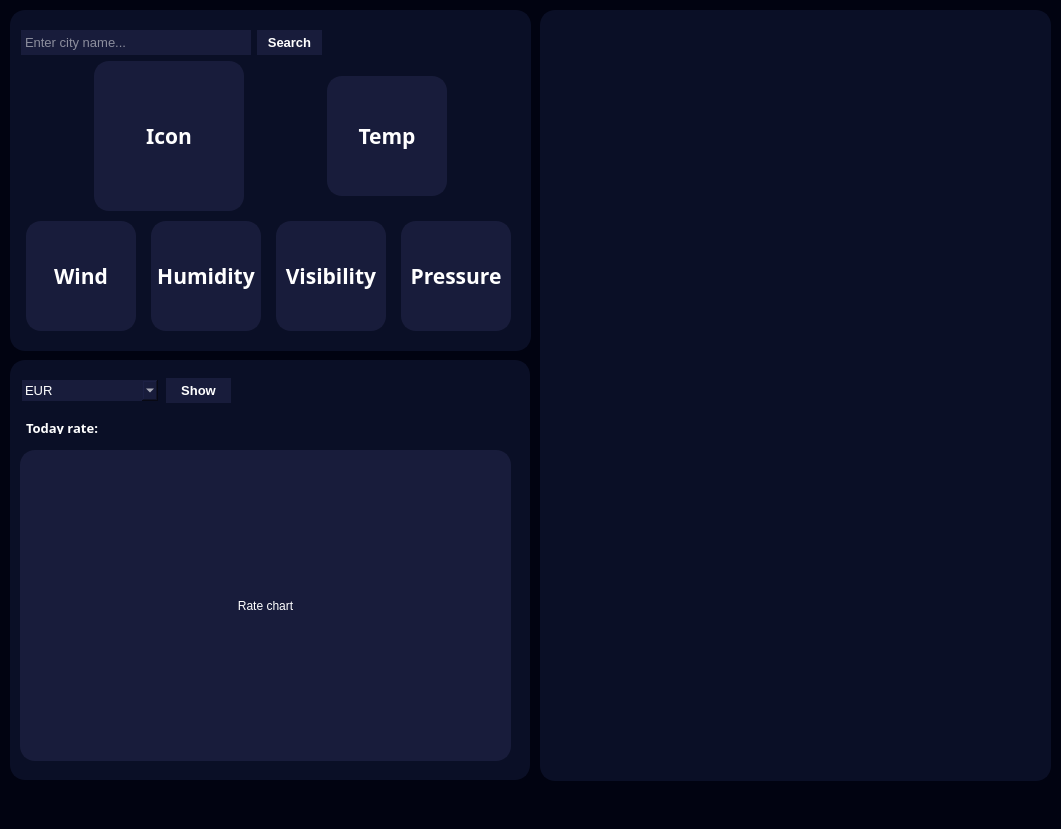
Qt form gui_design_v2.ui (Undekon/Personal-Data-Dashboard) before a commit.
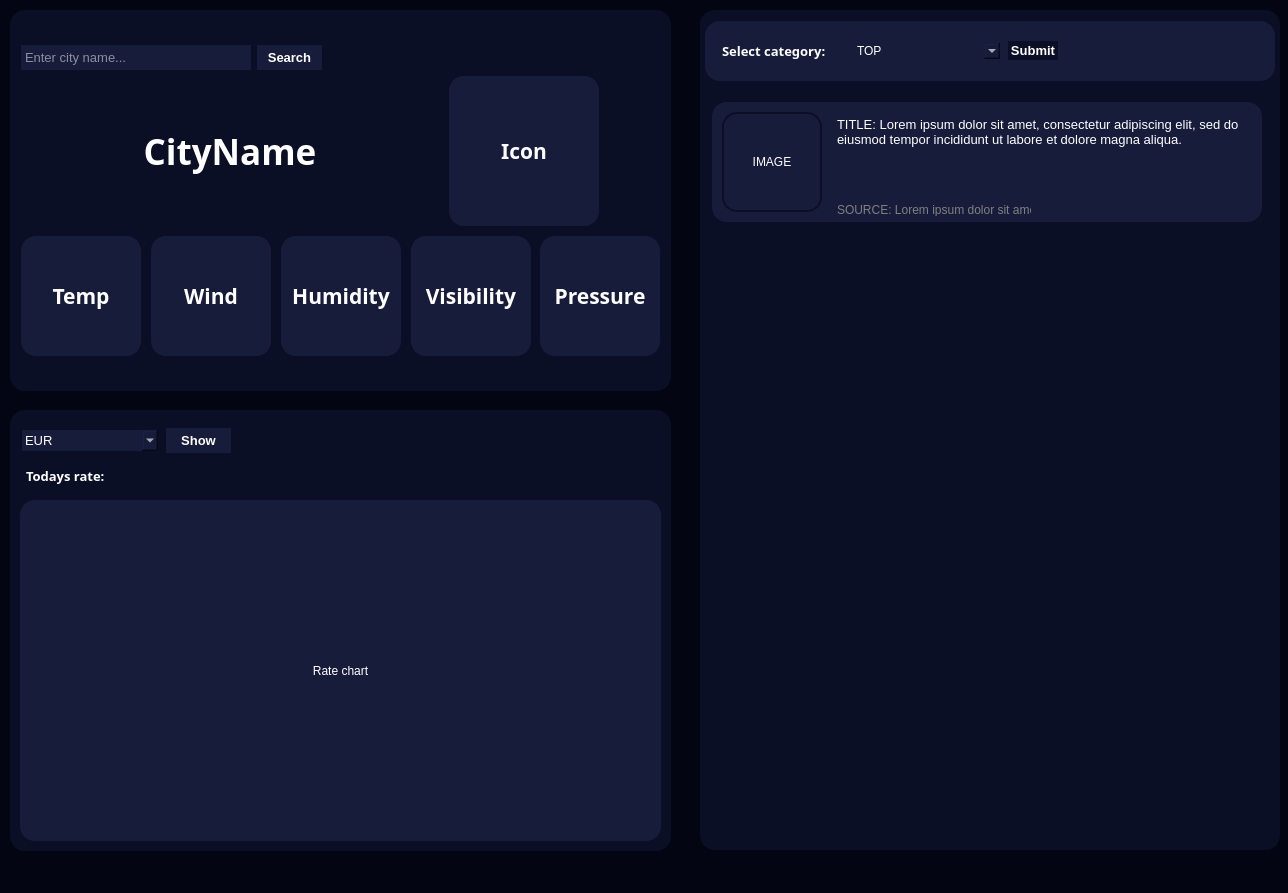
The same form after that commit.

Diff of the .ui file:
```diff
--- a/gui_design_v2.ui
+++ b/gui_design_v2.ui
@@ -6,15 +6,15 @@
    <rect>
     <x>0</x>
     <y>0</y>
-    <width>1061</width>
-    <height>829</height>
+    <width>1288</width>
+    <height>893</height>
    </rect>
   </property>
   <property name="windowTitle">
    <string>MainWindow</string>
   </property>
   <property name="styleSheet">
-   <string notr="true">background-color: #010311;</string>
+   <string notr="true">background-color: #030612;</string>
   </property>
   <widget class="QWidget" name="centralwidget">
    <widget class="QFrame" name="weatherFrame">
@@ -22,8 +22,8 @@
      <rect>
       <x>10</x>
       <y>10</y>
-      <width>521</width>
-      <height>341</height>
+      <width>661</width>
+      <height>381</height>
      </rect>
     </property>
     <property name="layoutDirection">
@@ -113,7 +113,7 @@
           </widget>
          </item>
          <item>
-          <spacer name="horizontalSpacer">
+          <spacer name="newsHorizontalSpacer">
            <property name="orientation">
             <enum>Qt::Horizontal</enum>
            </property>
@@ -134,8 +134,42 @@
          </property>
          <item>
           <layout class="QHBoxLayout" name="weatherToday">
+           <item>
+            <widget class="QLabel" name="weatherCityName">
+             <property name="maximumSize">
+              <size>
+               <width>300</width>
+               <height>16777215</height>
+              </size>
+             </property>
+             <property name="font">
+              <font>
+               <family>Arial Black</family>
+               <pointsize>26</pointsize>
+               <weight>75</weight>
+               <bold>true</bold>
+              </font>
+             </property>
+             <property name="styleSheet">
+              <string notr="true">color:white;
+</string>
+             </property>
+             <property name="text">
+              <string>CityName</string>
+             </property>
+             <property name="alignment">
+              <set>Qt::AlignCenter</set>
+             </property>
+            </widget>
+           </item>
            <item>
             <widget class="QLabel" name="weatherTodayIcon">
+             <property name="sizePolicy">
+              <sizepolicy hsizetype="Expanding" vsizetype="Expanding">
+               <horstretch>0</horstretch>
+               <verstretch>0</verstretch>
+              </sizepolicy>
+             </property>
              <property name="minimumSize">
               <size>
                <width>150</width>
@@ -170,42 +204,6 @@
              </property>
             </widget>
            </item>
-           <item>
-            <widget class="QLabel" name="weatherTodayTemp">
-             <property name="minimumSize">
-              <size>
-               <width>120</width>
-               <height>120</height>
-              </size>
-             </property>
-             <property name="maximumSize">
-              <size>
-               <width>120</width>
-               <height>120</height>
-              </size>
-             </property>
-             <property name="font">
-              <font>
-               <family>Arial Black</family>
-               <pointsize>16</pointsize>
-               <weight>75</weight>
-               <bold>true</bold>
-              </font>
-             </property>
-             <property name="styleSheet">
-              <string notr="true">background-color:#181C3B;
-color: white;
-border: 2px solid #181C3B;
-border-radius: 15px;</string>
-             </property>
-             <property name="text">
-              <string>Temp</string>
-             </property>
-             <property name="alignment">
-              <set>Qt::AlignCenter</set>
-             </property>
-            </widget>
-           </item>
           </layout>
          </item>
          <item>
@@ -214,53 +212,17 @@
             <number>10</number>
            </property>
            <item row="0" column="2">
-            <widget class="QLabel" name="weatherTodayVisibility">
-             <property name="minimumSize">
-              <size>
-               <width>110</width>
-               <height>110</height>
-              </size>
-             </property>
-             <property name="maximumSize">
-              <size>
-               <width>110</width>
-               <height>110</height>
-              </size>
-             </property>
-             <property name="font">
-              <font>
-               <family>Arial Black</family>
-               <pointsize>16</pointsize>
-               <weight>75</weight>
-               <bold>true</bold>
-              </font>
-             </property>
-             <property name="styleSheet">
-              <string notr="true">background-color:#181C3B;
-color: white;
-border: 2px solid #181C3B;
-border-radius: 15px;</string>
-             </property>
-             <property name="text">
-              <string>Visibility</string>
-             </property>
-             <property name="alignment">
-              <set>Qt::AlignCenter</set>
-             </property>
-            </widget>
-           </item>
-           <item row="0" column="0">
             <widget class="QLabel" name="weatherTodayWind">
              <property name="minimumSize">
               <size>
-               <width>110</width>
-               <height>110</height>
+               <width>120</width>
+               <height>120</height>
               </size>
              </property>
              <property name="maximumSize">
               <size>
-               <width>110</width>
-               <height>110</height>
+               <width>120</width>
+               <height>120</height>
               </size>
              </property>
              <property name="font">
@@ -285,18 +247,18 @@
              </property>
             </widget>
            </item>
-           <item row="0" column="1">
-            <widget class="QLabel" name="weatherTodayHumidity">
+           <item row="0" column="4">
+            <widget class="QLabel" name="weatherTodayVisibility">
              <property name="minimumSize">
               <size>
-               <width>110</width>
-               <height>110</height>
+               <width>120</width>
+               <height>120</height>
               </size>
              </property>
              <property name="maximumSize">
               <size>
-               <width>110</width>
-               <height>110</height>
+               <width>120</width>
+               <height>120</height>
               </size>
              </property>
              <property name="font">
@@ -314,25 +276,25 @@
 border-radius: 15px;</string>
              </property>
              <property name="text">
-              <string>Humidity</string>
+              <string>Visibility</string>
              </property>
              <property name="alignment">
               <set>Qt::AlignCenter</set>
              </property>
             </widget>
            </item>
-           <item row="0" column="3">
+           <item row="0" column="5">
             <widget class="QLabel" name="weatherTodayPressure">
              <property name="minimumSize">
               <size>
-               <width>110</width>
-               <height>110</height>
+               <width>120</width>
+               <height>120</height>
               </size>
              </property>
              <property name="maximumSize">
               <size>
-               <width>110</width>
-               <height>110</height>
+               <width>120</width>
+               <height>120</height>
               </size>
              </property>
              <property name="font">
@@ -357,6 +319,91 @@
              </property>
             </widget>
            </item>
+           <item row="0" column="3">
+            <widget class="QLabel" name="weatherTodayHumidity">
+             <property name="minimumSize">
+              <size>
+               <width>120</width>
+               <height>120</height>
+              </size>
+             </property>
+             <property name="maximumSize">
+              <size>
+               <width>120</width>
+               <height>120</height>
+              </size>
+             </property>
+             <property name="font">
+              <font>
+               <family>Arial Black</family>
+               <pointsize>16</pointsize>
+               <weight>75</weight>
+               <bold>true</bold>
+              </font>
+             </property>
+             <property name="styleSheet">
+              <string notr="true">background-color:#181C3B;
+color: white;
+border: 2px solid #181C3B;
+border-radius: 15px;</string>
+             </property>
+             <property name="text">
+              <string>Humidity</string>
+             </property>
+             <property name="alignment">
+              <set>Qt::AlignCenter</set>
+             </property>
+            </widget>
+           </item>
+           <item row="0" column="1">
+            <widget class="QLabel" name="weatherTodayTemp">
+             <property name="minimumSize">
+              <size>
+               <width>120</width>
+               <height>120</height>
+              </size>
+             </property>
+             <property name="maximumSize">
+              <size>
+               <width>120</width>
+               <height>120</height>
+              </size>
+             </property>
+             <property name="font">
+              <font>
+               <family>Arial Black</family>
+               <pointsize>16</pointsize>
+               <weight>75</weight>
+               <bold>true</bold>
+              </font>
+             </property>
+             <property name="styleSheet">
+              <string notr="true">background-color:#181C3B;
+color: white;
+border: 2px solid #181C3B;
+border-radius: 15px;</string>
+             </property>
+             <property name="text">
+              <string>Temp</string>
+             </property>
+             <property name="alignment">
+              <set>Qt::AlignCenter</set>
+             </property>
+            </widget>
+           </item>
+           <item row="0" column="6">
+            <spacer name="horizontalSpacer">
+             <property name="orientation">
+              <enum>Qt::Horizontal</enum>
+             </property>
+             <property name="sizeHint" stdset="0">
+              <size>
+               <width>40</width>
+               <height>20</height>
+              </size>
+             </property>
+            </spacer>
+           </item>
           </layout>
          </item>
         </layout>
@@ -365,28 +412,13 @@
      </item>
     </layout>
    </widget>
-   <widget class="QListView" name="newsFrame">
-    <property name="geometry">
-     <rect>
-      <x>540</x>
-      <y>10</y>
-      <width>511</width>
-      <height>771</height>
-     </rect>
-    </property>
-    <property name="styleSheet">
-     <string notr="true">border: 2px solid #0A0F26;
-border-radius: 15px;
-background-color: #0A0F26;</string>
-    </property>
-   </widget>
-   <widget class="QFrame" name="frame">
+   <widget class="QFrame" name="exchangeFrame">
     <property name="geometry">
      <rect>
       <x>10</x>
-      <y>360</y>
-      <width>520</width>
-      <height>420</height>
+      <y>410</y>
+      <width>661</width>
+      <height>441</height>
      </rect>
     </property>
     <property name="styleSheet">
@@ -404,9 +436,9 @@
      <property name="geometry">
       <rect>
        <x>10</x>
-       <y>60</y>
+       <y>50</y>
        <width>311</width>
-       <height>16</height>
+       <height>31</height>
       </rect>
      </property>
      <property name="font">
@@ -423,7 +455,7 @@
 </string>
      </property>
      <property name="text">
-      <string>Today rate:</string>
+      <string>Todays rate:</string>
      </property>
     </widget>
     <widget class="QLabel" name="exchangeCurrChartExch">
@@ -431,8 +463,8 @@
       <rect>
        <x>10</x>
        <y>90</y>
-       <width>491</width>
-       <height>311</height>
+       <width>641</width>
+       <height>341</height>
       </rect>
      </property>
      <property name="styleSheet">
@@ -571,6 +603,364 @@
      </layout>
     </widget>
    </widget>
+   <widget class="QFrame" name="newsFrame">
+    <property name="geometry">
+     <rect>
+      <x>700</x>
+      <y>10</y>
+      <width>580</width>
+      <height>840</height>
+     </rect>
+    </property>
+    <property name="minimumSize">
+     <size>
+      <width>580</width>
+      <height>840</height>
+     </size>
+    </property>
+    <property name="styleSheet">
+     <string notr="true">border: 2px solid #0A0F26;
+border-radius: 15px;
+background-color: #0A0F26;</string>
+    </property>
+    <property name="frameShape">
+     <enum>QFrame::StyledPanel</enum>
+    </property>
+    <property name="frameShadow">
+     <enum>QFrame::Raised</enum>
+    </property>
+    <widget class="QFrame" name="newsPanel">
+     <property name="geometry">
+      <rect>
+       <x>5</x>
+       <y>11</y>
+       <width>570</width>
+       <height>60</height>
+      </rect>
+     </property>
+     <property name="minimumSize">
+      <size>
+       <width>570</width>
+       <height>60</height>
+      </size>
+     </property>
+     <property name="maximumSize">
+      <size>
+       <width>570</width>
+       <height>60</height>
+      </size>
+     </property>
+     <property name="styleSheet">
+      <string notr="true">border: 2px solid #181C3B;
+border-radius: 15px;
+background-color: #181C3B;</string>
+     </property>
+     <property name="frameShape">
+      <enum>QFrame::StyledPanel</enum>
+     </property>
+     <property name="frameShadow">
+      <enum>QFrame::Raised</enum>
+     </property>
+     <layout class="QHBoxLayout" name="horizontalLayout_4">
+      <item>
+       <layout class="QHBoxLayout" name="newsHorizontalLayout_top">
+        <item>
+         <widget class="QLabel" name="newsSelectLabel">
+          <property name="minimumSize">
+           <size>
+            <width>130</width>
+            <height>30</height>
+           </size>
+          </property>
+          <property name="maximumSize">
+           <size>
+            <width>130</width>
+            <height>30</height>
+           </size>
+          </property>
+          <property name="font">
+           <font>
+            <family>Arial Black</family>
+            <pointsize>10</pointsize>
+            <weight>75</weight>
+            <bold>true</bold>
+           </font>
+          </property>
+          <property name="styleSheet">
+           <string notr="true">color: white;</string>
+          </property>
+          <property name="text">
+           <string>Select category: </string>
+          </property>
+         </widget>
+        </item>
+        <item>
+         <widget class="QComboBox" name="newsCategoryInput">
+          <property name="minimumSize">
+           <size>
+            <width>150</width>
+            <height>20</height>
+           </size>
+          </property>
+          <property name="maximumSize">
+           <size>
+            <width>150</width>
+            <height>20</height>
+           </size>
+          </property>
+          <property name="styleSheet">
+           <string notr="true">QComboBox {
+    color: white;                /* Kolor tekstu wyświetlanego w polu */
+    background-color: #181C3B;
+}
+
+QComboBox QListView {
+    background-color: #181C3B;   /* Tło rozwijanej listy */
+    color: white;              /* Kolor tekstu dla wszystkich elementów */
+    selection-background-color: #cce5ff;
+    selection-color: black;     /* Kolor zaznaczonego elementu */
+}
+</string>
+          </property>
+          <item>
+           <property name="text">
+            <string>TOP</string>
+           </property>
+          </item>
+          <item>
+           <property name="text">
+            <string>SPORTS</string>
+           </property>
+          </item>
+          <item>
+           <property name="text">
+            <string>WORLD</string>
+           </property>
+          </item>
+          <item>
+           <property name="text">
+            <string>TECHNOLOGY</string>
+           </property>
+          </item>
+          <item>
+           <property name="text">
+            <string>SCIENCE</string>
+           </property>
+          </item>
+          <item>
+           <property name="text">
+            <string>ENTERTAINMENT</string>
+           </property>
+          </item>
+          <item>
+           <property name="text">
+            <string>FOOD</string>
+           </property>
+          </item>
+          <item>
+           <property name="text">
+            <string>POLITICS</string>
+           </property>
+          </item>
+          <item>
+           <property name="text">
+            <string>FASHION</string>
+           </property>
+          </item>
+         </widget>
+        </item>
+        <item>
+         <widget class="QPushButton" name="newsSubmitBtn">
+          <property name="font">
+           <font>
+            <family>Arial</family>
+            <pointsize>10</pointsize>
+            <weight>75</weight>
+            <bold>true</bold>
+           </font>
+          </property>
+          <property name="styleSheet">
+           <string notr="true">background-color:#0A0F26;
+color: white;
+border: 2px solid #0A0F26;
+border-radius: 15px;</string>
+          </property>
+          <property name="text">
+           <string>Submit</string>
+          </property>
+         </widget>
+        </item>
+        <item>
+         <spacer name="newsHorizontalSpacer_top">
+          <property name="orientation">
+           <enum>Qt::Horizontal</enum>
+          </property>
+          <property name="sizeHint" stdset="0">
+           <size>
+            <width>40</width>
+            <height>20</height>
+           </size>
+          </property>
+         </spacer>
+        </item>
+       </layout>
+      </item>
+     </layout>
+    </widget>
+    <widget class="QWidget" name="verticalLayoutWidget">
+     <property name="geometry">
+      <rect>
+       <x>0</x>
+       <y>80</y>
+       <width>581</width>
+       <height>751</height>
+      </rect>
+     </property>
+     <layout class="QVBoxLayout" name="newsVerticalLayoutArticles">
+      <item>
+       <widget class="QScrollArea" name="newsScrollArea">
+        <property name="horizontalScrollBarPolicy">
+         <enum>Qt::ScrollBarAlwaysOff</enum>
+        </property>
+        <property name="sizeAdjustPolicy">
+         <enum>QAbstractScrollArea::AdjustIgnored</enum>
+        </property>
+        <property name="widgetResizable">
+         <bool>true</bool>
+        </property>
+        <property name="alignment">
+         <set>Qt::AlignCenter</set>
+        </property>
+        <widget class="QWidget" name="newsScrollAreaWidgetContents">
+         <property name="geometry">
+          <rect>
+           <x>0</x>
+           <y>0</y>
+           <width>575</width>
+           <height>745</height>
+          </rect>
+         </property>
+         <widget class="QFrame" name="newsArticleFrameTemplate">
+          <property name="geometry">
+           <rect>
+            <x>10</x>
+            <y>10</y>
+            <width>550</width>
+            <height>120</height>
+           </rect>
+          </property>
+          <property name="minimumSize">
+           <size>
+            <width>480</width>
+            <height>120</height>
+           </size>
+          </property>
+          <property name="maximumSize">
+           <size>
+            <width>550</width>
+            <height>120</height>
+           </size>
+          </property>
+          <property name="styleSheet">
+           <string notr="true">border: 2px solid #181C3B;
+border-radius: 15px;
+background-color: #181C3B;</string>
+          </property>
+          <property name="frameShape">
+           <enum>QFrame::StyledPanel</enum>
+          </property>
+          <property name="frameShadow">
+           <enum>QFrame::Raised</enum>
+          </property>
+          <widget class="QLabel" name="newsArticleImage">
+           <property name="geometry">
+            <rect>
+             <x>10</x>
+             <y>10</y>
+             <width>100</width>
+             <height>100</height>
+            </rect>
+           </property>
+           <property name="styleSheet">
+            <string notr="true">border: 2px solid #0A0F26;
+border-radius: 15px;
+background-color: #181C3B;
+color: white;
+font: 10pt &quot;Arial&quot;;</string>
+           </property>
+           <property name="text">
+            <string>IMAGE</string>
+           </property>
+           <property name="alignment">
+            <set>Qt::AlignCenter</set>
+           </property>
+          </widget>
+          <widget class="QLabel" name="newsArticleTitle">
+           <property name="geometry">
+            <rect>
+             <x>120</x>
+             <y>10</y>
+             <width>411</width>
+             <height>81</height>
+            </rect>
+           </property>
+           <property name="font">
+            <font>
+             <family>Arial</family>
+             <pointsize>10</pointsize>
+             <weight>50</weight>
+             <italic>false</italic>
+             <bold>false</bold>
+             <underline>false</underline>
+             <strikeout>false</strikeout>
+            </font>
+           </property>
+           <property name="layoutDirection">
+            <enum>Qt::LeftToRight</enum>
+           </property>
+           <property name="styleSheet">
+            <string notr="true">text-decoration: none;
+color: white;
+font: 10pt &quot;Arial&quot;;
+
+</string>
+           </property>
+           <property name="text">
+            <string>TITLE: Lorem ipsum dolor sit amet, consectetur adipiscing elit, sed do eiusmod tempor incididunt ut labore et dolore magna aliqua.</string>
+           </property>
+           <property name="alignment">
+            <set>Qt::AlignLeading|Qt::AlignLeft|Qt::AlignTop</set>
+           </property>
+           <property name="wordWrap">
+            <bool>true</bool>
+           </property>
+          </widget>
+          <widget class="QLabel" name="newsArticleSource">
+           <property name="geometry">
+            <rect>
+             <x>120</x>
+             <y>100</y>
+             <width>201</width>
+             <height>16</height>
+            </rect>
+           </property>
+           <property name="styleSheet">
+            <string notr="true">color: grey;</string>
+           </property>
+           <property name="text">
+            <string>SOURCE: Lorem ipsum dolor sit amet</string>
+           </property>
+          </widget>
+         </widget>
+        </widget>
+       </widget>
+      </item>
+     </layout>
+    </widget>
+   </widget>
+   <zorder>newsFrame</zorder>
+   <zorder>weatherFrame</zorder>
+   <zorder>exchangeFrame</zorder>
   </widget>
   <widget class="QMenuBar" name="menubar">
    <property name="geometry">
```
Left out of the diff: 10 changed lines with no effect on the pictures.
